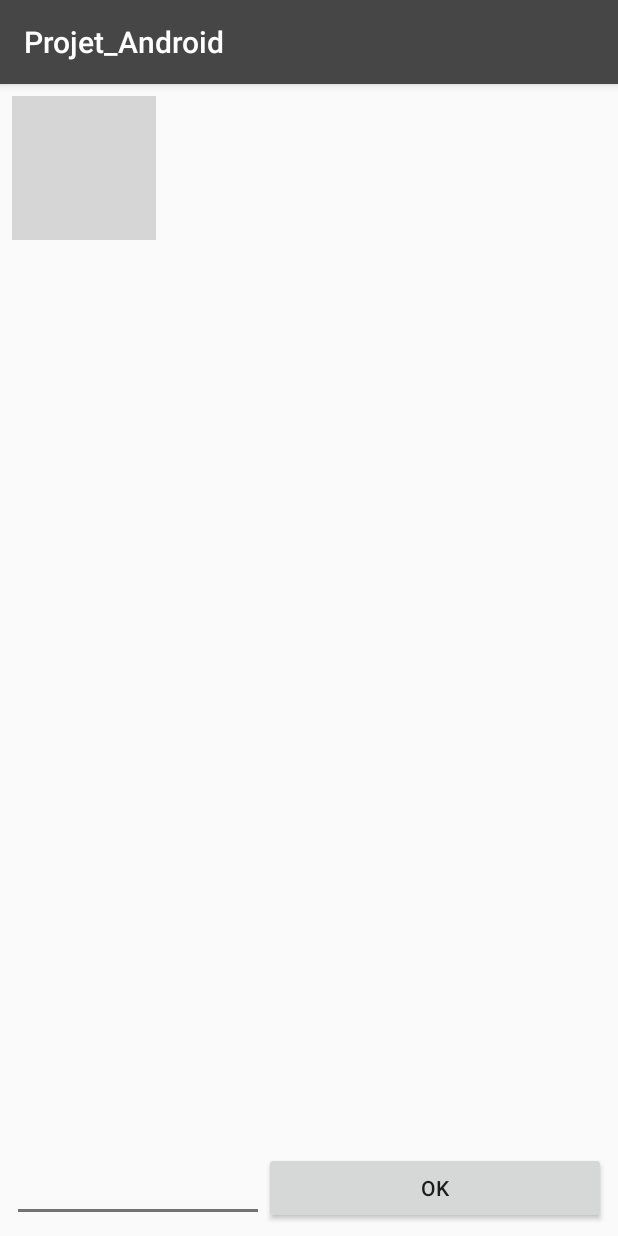
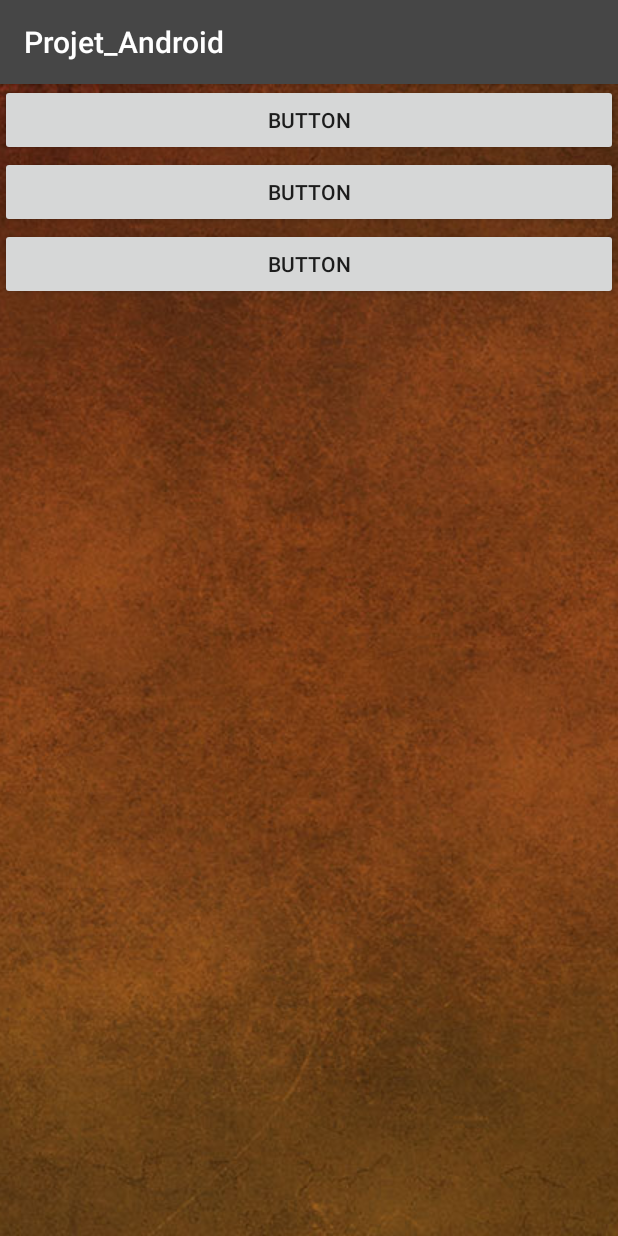
Before and after one commit to Nydaniem/Projet_Android_Pendu, an Android app: the screen it shows after launch (MainActivity before the commit, MainProjet after it), on a phone screen of 412 x 824 dp. Run offline under Robolectric (Android 15) with nearby library versions, the phone set to English and light mode, and no system bars; grey boxes are pictures that could not be loaded.

Commit message:
Quentin bug

```diff
--- a/app/src/main/java/e/nydaniem/projet_android/SplashScreen.java
+++ b/app/src/main/java/e/nydaniem/projet_android/SplashScreen.java
@@ -19,7 +19,7 @@ public class SplashScreen extends Activity {
         new Handler().postDelayed(new Runnable() {
             @Override
             public void run() {
-                startActivity(new Intent(SplashScreen.this, MainActivity.class));
+                startActivity(new Intent(SplashScreen.this, MainProjet.class));
                 SplashScreen.this.finish();
             }
         }, SPLASH_TIME_OUT);
--- a/app/src/main/res/layout/activity_main_projet.xml
+++ b/app/src/main/res/layout/activity_main_projet.xml
@@ -6,4 +6,106 @@
     android:layout_height="match_parent"
     tools:context="e.nydaniem.projet_android.MainProjet">
 
+    <FrameLayout
+        android:layout_width="match_parent"
+        android:layout_height="match_parent">
+
+        <ImageView
+            android:id="@+id/imageView3"
+            android:layout_width="match_parent"
+            android:layout_height="match_parent"
+            android:scaleType="center"
+            app:srcCompat="@drawable/bg" />
+
+        <LinearLayout
+            android:layout_width="match_parent"
+            android:layout_height="match_parent"
+            android:orientation="vertical">
+
+            <Space
+                android:layout_width="wrap_content"
+                android:layout_height="wrap_content" />
+
+            <LinearLayout
+                android:layout_width="match_parent"
+                android:layout_height="wrap_content"
+                android:orientation="horizontal">
+
+                <Space
+                    android:layout_width="wrap_content"
+                    android:layout_height="wrap_content"
+                    android:layout_weight="1" />
+
+                <Button
+                    android:id="@+id/button3"
+                    android:layout_width="match_parent"
+                    android:layout_height="wrap_content"
+                    android:layout_weight="1"
+                    android:text="Button" />
+
+                <Space
+                    android:layout_width="wrap_content"
+                    android:layout_height="wrap_content"
+                    android:layout_weight="1" />
+            </LinearLayout>
+
+            <Space
+                android:layout_width="match_parent"
+                android:layout_height="wrap_content" />
+
+            <LinearLayout
+                android:layout_width="match_parent"
+                android:layout_height="wrap_content"
+                android:orientation="horizontal">
+
+                <Space
+                    android:layout_width="wrap_content"
+                    android:layout_height="wrap_content"
+                    android:layout_weight="1" />
+
+                <Button
+                    android:id="@+id/button4"
+                    android:layout_width="match_parent"
+                    android:layout_height="wrap_content"
+                    android:layout_weight="1"
+                    android:text="Button" />
+
+                <Space
+                    android:layout_width="wrap_content"
+                    android:layout_height="wrap_content"
+                    android:layout_weight="1" />
+            </LinearLayout>
+
+            <Space
+                android:layout_width="match_parent"
+                android:layout_height="wrap_content" />
+
+            <LinearLayout
+                android:layout_width="match_parent"
+                android:layout_height="wrap_content"
+                android:orientation="horizontal">
+
+                <Space
+                    android:layout_width="wrap_content"
+                    android:layout_height="wrap_content"
+                    android:layout_weight="1" />
+
+                <Button
+                    android:id="@+id/button5"
+                    android:layout_width="match_parent"
+                    android:layout_height="wrap_content"
+                    android:layout_weight="1"
+                    android:text="Button" />
+
+                <Space
+                    android:layout_width="wrap_content"
+                    android:layout_height="wrap_content"
+                    android:layout_weight="1" />
+            </LinearLayout>
+
+            <Space
+                android:layout_width="match_parent"
+                android:layout_height="wrap_content" />
+        </LinearLayout>
+    </FrameLayout>
 </android.support.constraint.ConstraintLayout>
--- a/app/src/main/res/layout/activity_splash.xml
+++ b/app/src/main/res/layout/activity_splash.xml
@@ -34,7 +34,7 @@
         <Space
             android:layout_width="match_parent"
             android:layout_height="match_parent"
-            android:layout_weight="1" />
+            android:layout_weight="0.8" />
     </LinearLayout>
 
 </android.support.constraint.ConstraintLayout>
--- a/app/src/main/res/menu/menu.xml
+++ b/app/src/main/res/menu/menu.xml
@@ -3,7 +3,7 @@
     xmlns:android="http://schemas.android.com/apk/res/android">
 
     <item
-        android:icon="@drawable/ic_settings_black_24dp"
-        android:title="Item"
+        android:icon="@drawable/ic_settings_white_24dp"
+        android:title="@string/item_setting"
         app:showAsAction="ifRoom" />
 </menu>
--- a/app/src/main/res/values/strings.xml
+++ b/app/src/main/res/values/strings.xml
@@ -15,4 +15,5 @@
     <string name="permission_rationale">"Contacts permissions are needed for providing email
         completions."
     </string>
+    <string name="item_setting">Item setting</string>
 </resources>
--- a/app/src/main/res/values/styles.xml
+++ b/app/src/main/res/values/styles.xml
@@ -12,4 +12,6 @@
         <item name="android:windowBackground">@drawable/splash_background2</item>
     </style>
 
+    <style name="MenuMain" parent="MenuMain"></style>
+
 </resources>
```
